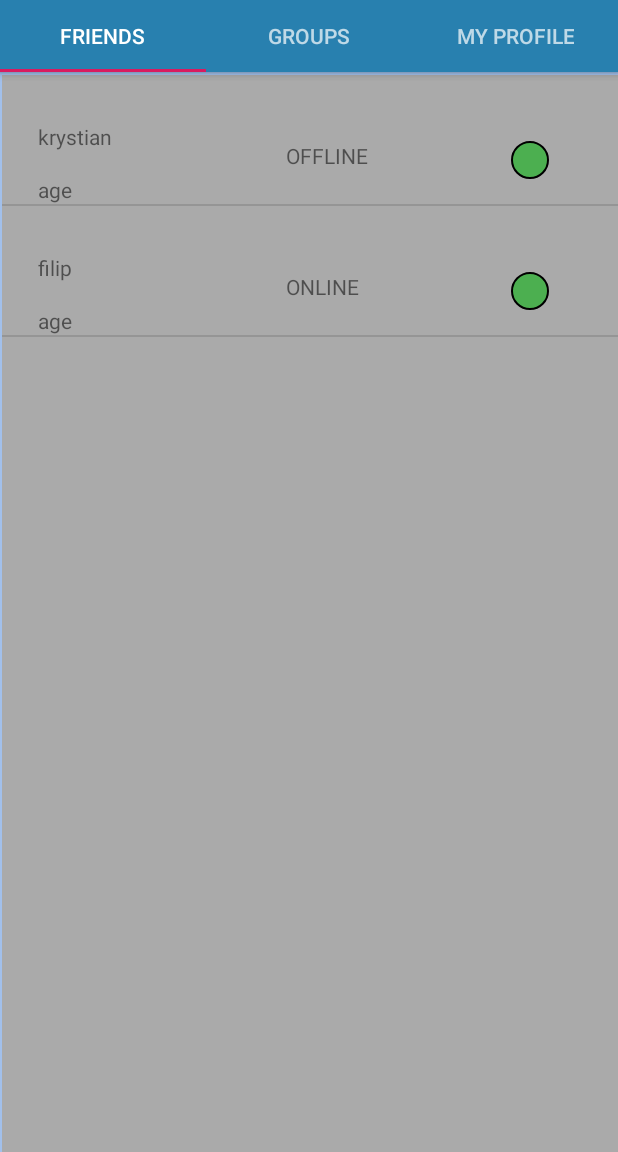
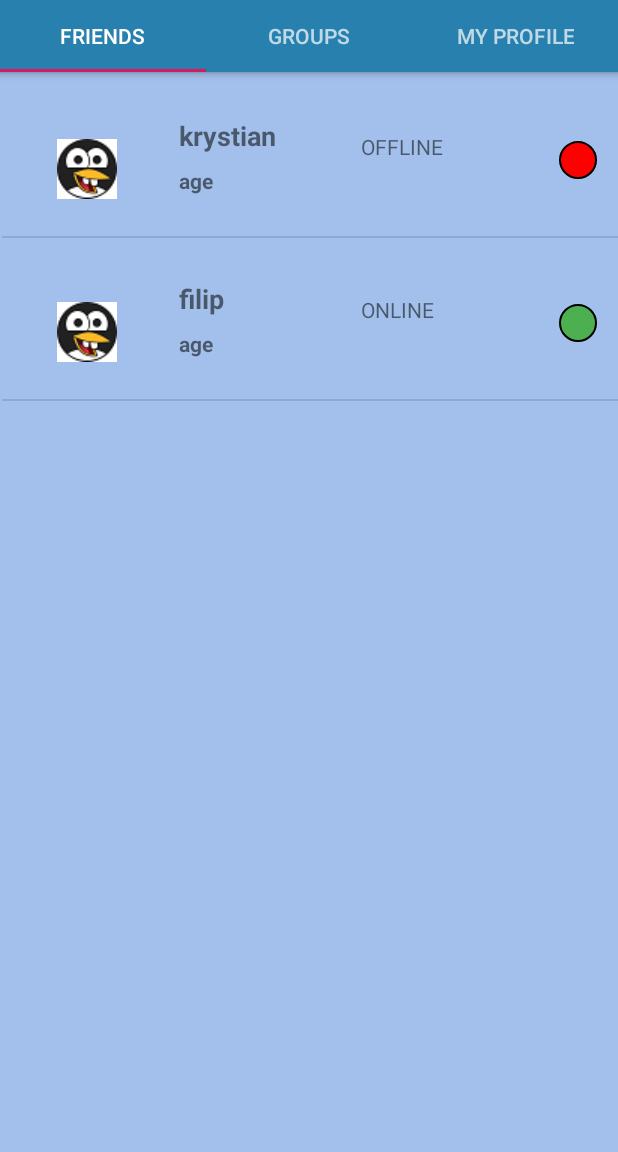
Before and after one commit to KrystianWojakiewicz/Connected, an Android app: the screen it shows after launch once a user with an empty profile is signed in (MainScreenActivity), on a phone screen of 412 x 824 dp, the part 84-1236 px from its top. Run offline under Robolectric (Android 15) with nearby library versions, the phone set to English and light mode, and no system bars; our stand-ins replace Firebase (no records; nobody signed in at launch, a user with empty details on screens opened directly).

Commit message:
Add avatars for friends list.

```diff
--- a/app/build.gradle
+++ b/app/build.gradle
@@ -6,7 +6,7 @@ android {
     buildToolsVersion "29.0.2"
     defaultConfig {
         applicationId "com.example.connected"
-        minSdkVersion 21
+        minSdkVersion 25
         targetSdkVersion 29
         versionCode 1
         versionName "1.0"
--- a/app/src/main/java/com/example/connected/DB/User.java
+++ b/app/src/main/java/com/example/connected/DB/User.java
@@ -1,14 +1,19 @@
 package com.example.connected.DB;
+
+import android.graphics.drawable.Drawable;
+import android.widget.ImageView;
 
 public class User {
     private String username;
     private int age;
     private boolean isActive;
+    private int userImage;
 
-    public User(String username, int age, boolean isActive) {
+    public User(String username, int age, boolean isActive, int userImage) {
         this.username = username;
         this.age = age;
         this.isActive = isActive;
+        this.userImage = userImage;
     }
 
     public String getUsername() {
--- a/app/src/main/java/com/example/connected/tabs/FriendsListAdapter.java
+++ b/app/src/main/java/com/example/connected/tabs/FriendsListAdapter.java
@@ -5,6 +5,7 @@ import android.view.LayoutInflater;
 import android.view.View;
 import android.view.ViewGroup;
 import android.widget.BaseAdapter;
+import android.widget.ImageView;
 import android.widget.TextView;
 
 import com.example.connected.DB.User;
@@ -17,10 +18,24 @@ public class FriendsListAdapter extends BaseAdapter {
     LayoutInflater mInflater = null;
     List<User> users = new ArrayList<>();
 
+    private TextView usernameTextView;
+    private TextView ageTextView;
+    private TextView statusTextView;
+    private TextView statusIcon;
+    private ImageView userImage;
+
     public FriendsListAdapter(Context c) {
-        users.add(new User("krystian", 23, false));
-        users.add(new User("filip", 21, true));
+        users.add(new User("krystian", 23, false, R.drawable.email_icon));
+        users.add(new User("filip", 21, true, R.drawable.email_icon));
         mInflater = (LayoutInflater) c.getSystemService(Context.LAYOUT_INFLATER_SERVICE);
+    }
+
+    private void initializeViews(View v) {
+        this.usernameTextView = v.findViewById(R.id.usernameTextView);
+        this.ageTextView = v.findViewById(R.id.ageTextView);
+        this.statusTextView = v.findViewById(R.id.statusTextView);
+        this.statusIcon = v.findViewById(R.id.statusIcon);
+        this.userImage = v.findViewById(R.id.userImageView);
     }
 
     @Override
@@ -41,18 +56,20 @@ public class FriendsListAdapter extends BaseAdapter {
     @Override
     public View getView(int position, View convertView, ViewGroup parent) {
         View v = mInflater.inflate(R.layout.friends_list_layout, null);
-        TextView usernameTextView = v.findViewById(R.id.usernameTextView);
-        TextView ageTextView = v.findViewById(R.id.ageTextView);
-        TextView statusTextView = v.findViewById(R.id.statusTextView);
+        initializeViews(v);
 
         User currUser = users.get(position);
         usernameTextView.setText(currUser.getUsername());
         ageTextView.setText("age");
+        userImage.setImageResource(R.drawable.avatar_icon);
+
         if(currUser.isActive()) {
             statusTextView.setText("ONLINE");
+            statusIcon.setBackgroundResource(R.drawable.green_circle_drawable);
         }
         else {
             statusTextView.setText("OFFLINE");
+            statusIcon.setBackgroundResource(R.drawable.red_circle_drawable);
         }
 
         return v;
--- a/app/src/main/java/com/example/connected/tabs/FriendsTab.java
+++ b/app/src/main/java/com/example/connected/tabs/FriendsTab.java
@@ -20,7 +20,7 @@ public class FriendsTab extends Fragment {
     public View onCreateView(
             @NonNull LayoutInflater inflater, ViewGroup container,
             Bundle savedInstanceState) {
-        final View v = inflater.inflate(R.layout.friends_tab, container, false);
+        final View v = inflater.inflate(R.layout.friends_fragment, container, false);
 
         ListView friendsListView = v.findViewById(R.id.friendsListView);
         FriendsListAdapter friendsListAdapter = new FriendsListAdapter(v.getContext());
--- a/app/src/main/java/com/example/connected/tabs/GroupsTab.java
+++ b/app/src/main/java/com/example/connected/tabs/GroupsTab.java
@@ -15,7 +15,7 @@ public class GroupsTab extends Fragment {
     public View onCreateView(
             @NonNull LayoutInflater inflater, ViewGroup container,
             Bundle savedInstanceState) {
-        View root = inflater.inflate(R.layout.groups_tab, container, false);
+        View root = inflater.inflate(R.layout.groups_fragment, container, false);
         return root;
     }
 }
--- a/app/src/main/java/com/example/connected/tabs/MyProfileTab.java
+++ b/app/src/main/java/com/example/connected/tabs/MyProfileTab.java
@@ -15,7 +15,7 @@ public class MyProfileTab extends Fragment {
     public View onCreateView(
             @NonNull LayoutInflater inflater, ViewGroup container,
             Bundle savedInstanceState) {
-        View root = inflater.inflate(R.layout.my_profile_tab, container, false);
+        View root = inflater.inflate(R.layout.my_profile_fragment, container, false);
         return root;
     }
 }
--- /dev/null
+++ b/app/src/main/res/drawable/red_circle_drawable.xml
@@ -0,0 +1,12 @@
+<?xml version="1.0" encoding="utf-8"?>
+<selector xmlns:android="http://schemas.android.com/apk/res/android">
+    <item>
+        <shape android:shape="oval">
+            <size android:width="50dp" android:height="50dp"/>
+            <solid android:color="#FF0000"/>
+            <stroke
+                android:width="1dp"
+                android:color="#000"/>
+        </shape>
+    </item>
+</selector>
--- a/app/src/main/res/layout/friends_tab.xml
+++ b/app/src/main/res/layout/friends_fragment.xml
@@ -1,25 +1,6 @@
 <?xml version="1.0" encoding="utf-8"?>
-<!--<?xml version="1.0" encoding="utf-8"?>-->
-<!--<RelativeLayout xmlns:android="http://schemas.android.com/apk/res/android"-->
-<!--    xmlns:app="http://schemas.android.com/apk/res-auto"-->
-<!--    xmlns:tools="http://schemas.android.com/tools"-->
-<!--    android:layout_width="match_parent"-->
-<!--    android:layout_height="match_parent"-->
-<!--    android:background="@android:color/darker_gray"-->
-<!--    tools:context=".tabs.FriendsTab">-->
-
-<!--    <ListView-->
-<!--        android:id="@+id/friendsListView"-->
-<!--        android:layout_width="393dp"-->
-<!--        android:layout_height="506dp"-->
-<!--        android:layout_alignParentTop="true"-->
-<!--        android:layout_centerHorizontal="true"-->
-<!--        android:layout_marginTop="59dp" />-->
-<!--</RelativeLayout>-->
-
 
 <RelativeLayout xmlns:android="http://schemas.android.com/apk/res/android"
-    xmlns:app="http://schemas.android.com/apk/res-auto"
     xmlns:tools="http://schemas.android.com/tools"
     android:layout_width="match_parent"
     android:layout_height="match_parent"
@@ -38,13 +19,12 @@
             >
         </include>
 
-
-
         <com.google.android.material.tabs.TabLayout
             android:id="@+id/myTabLayout"
             android:layout_width="match_parent"
             android:layout_height="wrap_content"
             android:background="@color/colorToolBar"/>
+
     </com.google.android.material.appbar.AppBarLayout>
 
 
@@ -58,6 +38,6 @@
         android:layout_marginStart="1dp"
         android:layout_marginTop="106dp"
         android:layout_marginEnd="0dp"
-        android:background="@android:color/darker_gray" />
+        android:background="@color/colorAppBackgroundBasic" />
 
 </RelativeLayout>
--- a/app/src/main/res/layout/friends_list_layout.xml
+++ b/app/src/main/res/layout/friends_list_layout.xml
@@ -1,8 +1,8 @@
 <?xml version="1.0" encoding="utf-8"?>
 <RelativeLayout xmlns:android="http://schemas.android.com/apk/res/android"
+    xmlns:app="http://schemas.android.com/apk/res-auto"
     xmlns:tools="http://schemas.android.com/tools"
     android:layout_width="match_parent" android:layout_height="match_parent">
-
 
 
     <TextView
@@ -12,10 +12,12 @@
         android:layout_alignParentStart="true"
         android:layout_alignParentLeft="true"
         android:layout_alignParentTop="true"
-        android:layout_marginStart="24dp"
-        android:layout_marginLeft="24dp"
-        android:layout_marginTop="31dp"
-        android:text="TextView" />
+        android:layout_marginStart="118dp"
+        android:layout_marginLeft="118dp"
+        android:layout_marginTop="28dp"
+        android:text="TextView"
+        android:textSize="18sp"
+        android:textStyle="bold" />
 
     <TextView
         android:id="@+id/ageTextView"
@@ -24,26 +26,28 @@
         android:layout_below="@+id/usernameTextView"
         android:layout_alignParentStart="true"
         android:layout_alignParentLeft="true"
-        android:layout_marginStart="24dp"
-        android:layout_marginLeft="24dp"
-        android:layout_marginTop="1dp"
-        android:text="TextView" />
+        android:layout_marginStart="118dp"
+        android:layout_marginLeft="118dp"
+        android:layout_marginTop="-1dp"
+        android:text="TextView"
+        android:textSize="14sp"
+        android:textStyle="bold" />
 
     <TextView
         android:id="@+id/statusTextView"
-        android:layout_width="match_parent"
-        android:layout_height="30dp"
+        android:layout_width="122dp"
+        android:layout_height="29dp"
         android:layout_alignParentTop="true"
         android:layout_alignParentEnd="true"
         android:layout_alignParentRight="true"
-        android:layout_marginStart="83dp"
-        android:layout_marginLeft="83dp"
-        android:layout_marginTop="44dp"
-        android:layout_marginEnd="96dp"
-        android:layout_marginRight="96dp"
+        android:layout_marginStart="39dp"
+        android:layout_marginLeft="39dp"
+        android:layout_marginTop="38dp"
+        android:layout_marginEnd="50dp"
+        android:layout_marginRight="50dp"
         android:layout_toEndOf="@+id/usernameTextView"
         android:layout_toRightOf="@+id/usernameTextView"
-        android:text="TextView" />
+        android:text="OFFLINE" />
 
     <TextView
         android:id="@+id/statusIcon"
@@ -53,8 +57,19 @@
         android:layout_alignParentEnd="true"
         android:layout_alignParentRight="true"
         android:layout_marginTop="44dp"
-        android:layout_marginEnd="46dp"
-        android:layout_marginRight="46dp"
-        android:background="@drawable/circle_drawable"
+        android:layout_marginEnd="14dp"
+        android:layout_marginRight="14dp"
         android:gravity="center" />
+
+    <ImageView
+        android:id="@+id/userImageView"
+        android:layout_width="90dp"
+        android:layout_height="90dp"
+        android:layout_alignParentStart="true"
+        android:layout_alignParentTop="true"
+        android:layout_marginStart="11dp"
+        android:layout_marginTop="17dp"
+        android:adjustViewBounds="false"
+        android:scaleType="center"
+        tools:srcCompat="@tools:sample/avatars" />
 </RelativeLayout>
```
Also changed, not shown: app/src/main/java/com/example/connected/tabs/pageView/PlaceholderFragment.java (deleted, +0 -59 lines), app/src/main/res/layout/groups_fragment.xml (added, +44 -0 lines), app/src/main/res/layout/groups_tab.xml (deleted, +0 -24 lines), app/src/main/res/layout/my_profile_fragment.xml (added, +43 -0 lines), app/src/main/res/layout/my_profile_tab.xml (deleted, +0 -24 lines), app/src/main/res/layout/square_image_view.xml (added, +18 -0 lines), app/src/main/res/drawable/avatar_icon.png (added), app/src/main/res/drawable/green_circle_drawable.xml (renamed from app/src/main/res/drawable/circle_drawable.xml).
